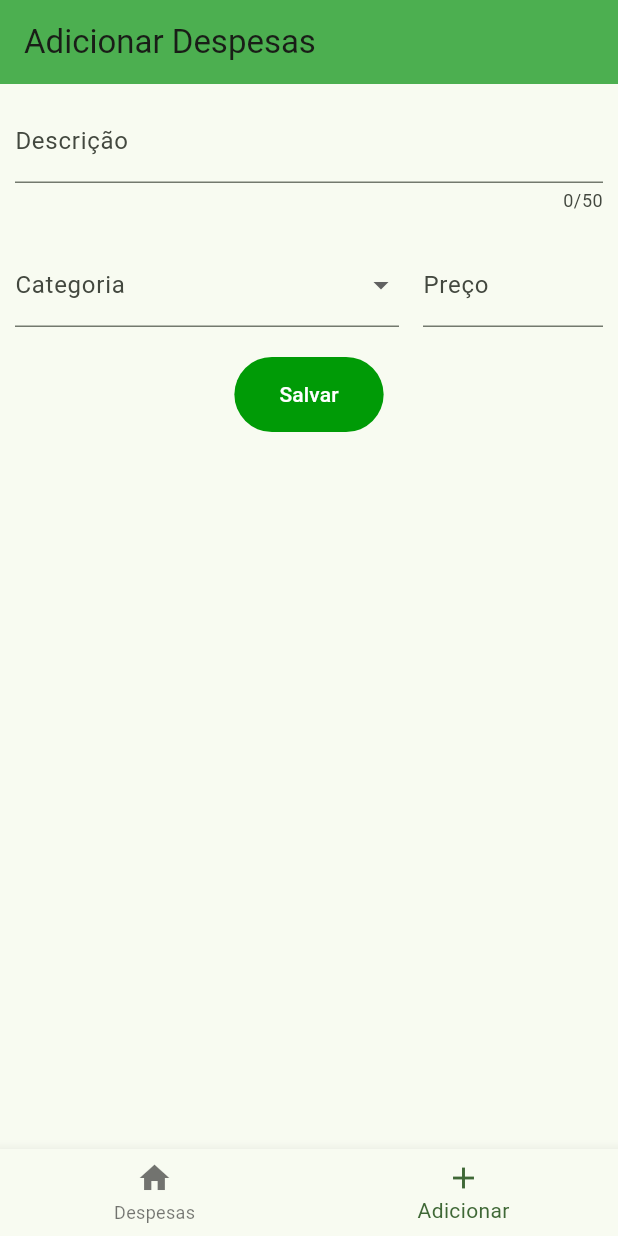
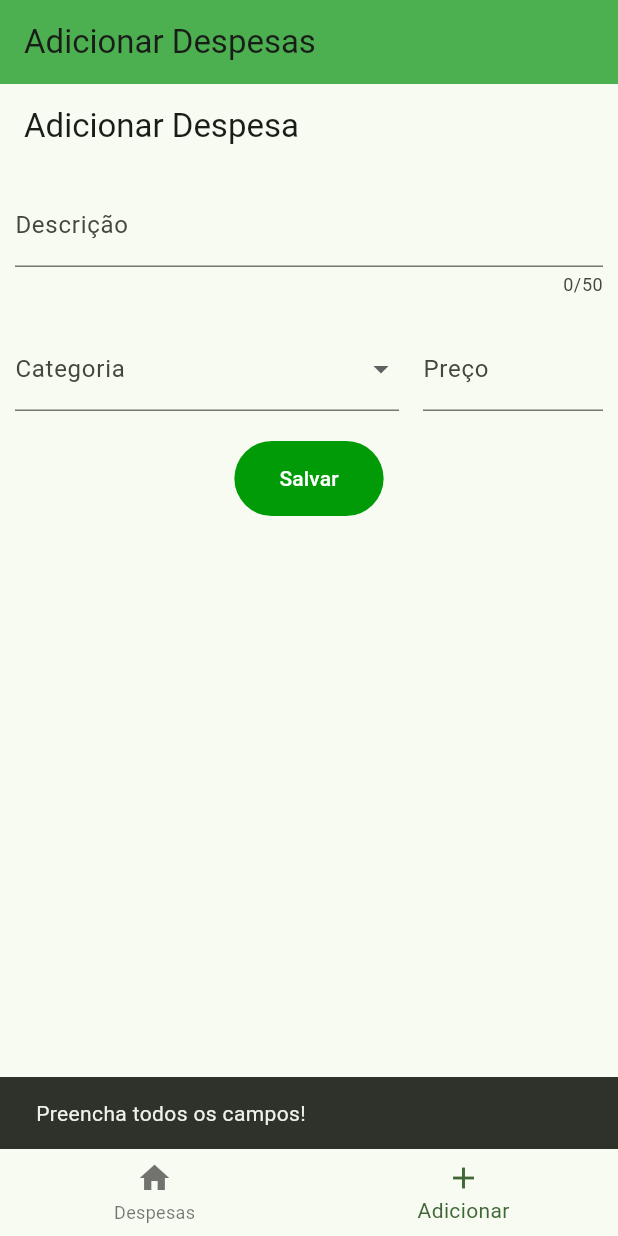
Before and after one commit to Johnl8n/Registro-de-despesas, a Flutter app: the screen it shows after launch, item 2 of the bottom bar chosen, after a tap on "Salvar", on a phone screen of 412 x 824 dp. Run offline on Flutter 3.47's test engine with Material 3 defaults, Android fonts, the light colour scheme and no system bars; our stand-ins replace flutter_riverpod, shared_preferences.

Commit message:
adicionar funcionando

```diff
--- a/lib/main.dart
+++ b/lib/main.dart
@@ -1,5 +1,5 @@
 import 'package:flutter/material.dart';
-import 'package:resgistro_despesas/screens/AdicionarDespesas.dart';
+import 'package:flutter_riverpod/flutter_riverpod.dart';
 import 'package:resgistro_despesas/screens/home.dart';
 
 void main() {
@@ -11,13 +11,15 @@
 
   @override
   Widget build(BuildContext context) {
-    return MaterialApp(
-      title: 'Flutter Despesas',
-      theme: ThemeData(
-        colorScheme: ColorScheme.fromSeed(seedColor: const Color.fromARGB(255, 0, 155, 6)),
-        useMaterial3: true,
+    return ProviderScope(
+      child: MaterialApp(
+        title: 'Flutter Despesas',
+        theme: ThemeData(
+          colorScheme: ColorScheme.fromSeed(seedColor: const Color.fromARGB(255, 0, 155, 6)),
+          useMaterial3: true,
+        ),
+        home: const Home(),
       ),
-      home: const Home(),
     );
   }
 }
--- a/lib/model/despesaModel.dart
+++ b/lib/model/despesaModel.dart
@@ -1,10 +1,34 @@
 import 'package:resgistro_despesas/model/dataModel.dart';
 
 class Despesa {
-  const Despesa(this.id, this.descricao, this.categoria, this.preco);
-
   final int id;
   final String descricao;
   final Categoria categoria;
   final double preco;
+
+  Despesa({
+    required this.id,
+    required this.descricao,
+    required this.categoria,
+    required this.preco,
+  });
+
+  Map<String, dynamic> toJson() {
+    return {
+      'id': id,
+      'descricao': descricao,
+      'categoria': categoria.toJson(),
+      'preco': preco,
+    };
+  }
+
+
+  factory Despesa.fromJson(Map<String, dynamic> json) {
+    return Despesa(
+      id: json['id'],
+      descricao: json['descricao'],
+      categoria: Categoria.fromJson(json['categoria']),
+      preco: json['preco'],
+    );
+  }
 }
--- a/lib/providers/despesas_provider.dart
+++ b/lib/providers/despesas_provider.dart
@@ -1,20 +1,44 @@
 import 'package:flutter_riverpod/flutter_riverpod.dart';
-
+import 'package:shared_preferences/shared_preferences.dart';
+import 'dart:convert';
+import 'package:resgistro_despesas/model/dataModel.dart';
 import 'package:resgistro_despesas/model/despesaModel.dart';
 
 class DespesasNotifier extends StateNotifier<List<Despesa>> {
-  DespesasNotifier() : super([]);
-
-  void addDespesa(Despesa despesa) {
-    state = [...state, despesa];
+  DespesasNotifier() : super([]) {
+    _loadDespesas();
   }
 
-  void removeDespesa(int id) {
-    state = state.where((despesa) => despesa.id != id).toList();
+  Future<void> addDespesa(String descricao, Categoria categoria, double preco) async {
+    final id = DateTime.now().millisecondsSinceEpoch;
+    final novaDespesa = Despesa(
+      id: id,
+      descricao: descricao,
+      categoria: categoria,
+      preco: preco,
+    );
+    state = [...state, novaDespesa];
+    await _saveDespesas();
   }
 
-  List<Despesa> getAllDespesas() {
-    return state;
+  Future<void> removeDespesa(int id) async {
+    state = state.where((despesa) => despesa.id != id).toList();
+    await _saveDespesas();
+  }
+
+  Future<void> _saveDespesas() async {
+    final prefs = await SharedPreferences.getInstance();
+    final despesasJson = state.map((despesa) => despesa.toJson()).toList();
+    prefs.setString('despesas', jsonEncode(despesasJson));
+  }
+
+  Future<void> _loadDespesas() async {
+    final prefs = await SharedPreferences.getInstance();
+    final despesasString = prefs.getString('despesas');
+    if (despesasString != null) {
+      final despesasJson = jsonDecode(despesasString) as List;
+      state = despesasJson.map((json) => Despesa.fromJson(json)).toList();
+    }
   }
 }
 
--- a/lib/screens/AdicionarDespesas.dart
+++ b/lib/screens/AdicionarDespesas.dart
@@ -1,21 +1,33 @@
 import 'package:flutter/material.dart';
+import 'package:flutter_riverpod/flutter_riverpod.dart';
 import 'package:resgistro_despesas/data/categoria.dart';
+import 'package:resgistro_despesas/model/dataModel.dart';
+import 'package:resgistro_despesas/providers/despesas_provider.dart';
 
-class AdicionarDespesas extends StatefulWidget {
+class AdicionarDespesas extends ConsumerStatefulWidget {
   const AdicionarDespesas({super.key});
 
   @override
-  State<AdicionarDespesas> createState() => _AdicionarDespesasState();
+  _AdicionarDespesasState createState() => _AdicionarDespesasState();
 }
 
-class _AdicionarDespesasState extends State<AdicionarDespesas> {
+class _AdicionarDespesasState extends ConsumerState<AdicionarDespesas> {
+  final descricaoController = TextEditingController();
+  final precoController = TextEditingController();
+  Categoria? selectedCategoria;
+
   void _onBackPressed(BuildContext context) {
     Navigator.pop(context);
   }
 
   @override
   Widget build(BuildContext context) {
+    final despesasNotifier = ref.read(despesaProvider.notifier);
+
     return Scaffold(
+      appBar: AppBar(
+        title: const Text('Adicionar Despesa'),
+      ),
       body: Padding(
         padding: const EdgeInsets.all(10),
         child: Form(
@@ -23,6 +35,7 @@ class _AdicionarDespesasState extends State<AdicionarDespesas> {
             crossAxisAlignment: CrossAxisAlignment.start,
             children: [
               TextFormField(
+                controller: descricaoController,
                 maxLength: 50,
                 decoration: const InputDecoration(
                   label: Text('Descrição'),
@@ -36,25 +49,30 @@ class _AdicionarDespesasState extends State<AdicionarDespesas> {
                 crossAxisAlignment: CrossAxisAlignment.end,
                 children: [
                   Expanded(
-                    child: DropdownButtonFormField(
-                      items: [
-                        for (final categoria in categorias.entries)
-                          DropdownMenuItem(
-                            value: categoria.value,
+                    child: DropdownButtonFormField<Categoria>(
+                      value: selectedCategoria,
+                      items: categorias.entries.map((entry) {
+                        final categoria = entry.value;
+                        return DropdownMenuItem<Categoria>(
+                          value: categoria,
                           child: Row(
                             children: [
                               Container(
                                 width: 16,
                                 height: 16,
-                                  color: categoria.value.color,
+                                color: categoria.color,
                               ),
                               const SizedBox(width: 6),
-                                Text(categoria.value.title),
+                              Text(categoria.title),
                             ],
                           ),
-                          ),
-                      ],
-                      onChanged: (value) {},
+                        );
+                      }).toList(),
+                      onChanged: (value) {
+                        setState(() {
+                          selectedCategoria = value;
+                        });
+                      },
                       decoration: const InputDecoration(
                         labelText: 'Categoria',
                       ),
@@ -64,6 +82,7 @@ class _AdicionarDespesasState extends State<AdicionarDespesas> {
                   SizedBox(
                     width: 120,
                     child: TextFormField(
+                      controller: precoController,
                       keyboardType: TextInputType.number,
                       decoration: const InputDecoration(
                         label: Text('Preço'),
@@ -77,16 +96,41 @@ class _AdicionarDespesasState extends State<AdicionarDespesas> {
               ),
               const SizedBox(height: 20),
               Center(
-                child: Container(
                 child: TextButton(
                   onPressed: () {
+                    if (descricaoController.text.isNotEmpty &&
+                        precoController.text.isNotEmpty &&
+                        selectedCategoria != null) {
+                      final descricao = descricaoController.text;
+                      final preco = double.tryParse(precoController.text) ?? 0.0;
+                      despesasNotifier.addDespesa(
+                        descricao,
+                        selectedCategoria!,
+                        preco,
+                      );
+
+                      descricaoController.clear();
+                      precoController.clear();
+                      setState(() {
+                        selectedCategoria = null;
+                      });
+
+                      ScaffoldMessenger.of(context).showSnackBar(
+                        const SnackBar(content: Text('Despesa adicionada com sucesso!')),
+                      );
+                    } else {
+                      ScaffoldMessenger.of(context).showSnackBar(
+                        const SnackBar(content: Text('Preencha todos os campos!')),
+                      );
+                    }
                   },
                   child: const Text("Salvar"),
                   style: TextButton.styleFrom(
                     foregroundColor: Colors.white,
                     backgroundColor: const Color.fromARGB(255, 0, 155, 6),
                     padding: const EdgeInsets.symmetric(
-                          horizontal: 30, vertical: 15),
+                      horizontal: 30,
+                      vertical: 15,
                     ),
                   ),
                 ),
--- a/lib/screens/despesas.dart
+++ b/lib/screens/despesas.dart
@@ -1,17 +1,32 @@
 import 'package:flutter/material.dart';
+import 'package:flutter_riverpod/flutter_riverpod.dart';
+import 'package:resgistro_despesas/providers/despesas_provider.dart';
 
-class DespesasLista extends StatefulWidget {
+class DespesasLista extends ConsumerWidget {
   const DespesasLista({super.key});
 
   @override
-  State<DespesasLista> createState() => _DespesasListaState();
-}
+  Widget build(BuildContext context, WidgetRef ref) {
 
-class _DespesasListaState extends State<DespesasLista> {
-  @override
-  Widget build(BuildContext context) {
-    return const Placeholder(
-      child: Text("Teste"),
+    final despesas = ref.watch(despesaProvider);
+
+    return Scaffold(
+      appBar: AppBar(
+        title: const Text('Despesas Cadastradas'),
+      ),
+      body: despesas.isEmpty
+          ? const Center(child: Text('Nenhuma despesa cadastrada.'))
+          : ListView.builder(
+              itemCount: despesas.length,
+              itemBuilder: (context, index) {
+                final despesa = despesas[index];
+                return ListTile(
+                  title: Text(despesa.descricao),
+                  subtitle: Text('Categoria: ${despesa.categoria.title}'),
+                  trailing: Text('R\$ ${despesa.preco.toStringAsFixed(2)}'),
+                );
+              },
+            ),
     );
   }
 }
--- a/pubspec.yaml
+++ b/pubspec.yaml
@@ -36,6 +36,7 @@ dependencies:
   # Use with the CupertinoIcons class for iOS style icons.
   cupertino_icons: ^1.0.6
   flutter_riverpod: ^2.5.1
+  shared_preferences: ^2.3.2
 
 dev_dependencies:
   flutter_test:
```
Also changed, not shown: lib/model/dataModel.dart (+35 -0 lines), pubspec.lock, 1 other file. Lines whose indentation alone changed are shown as unchanged.
